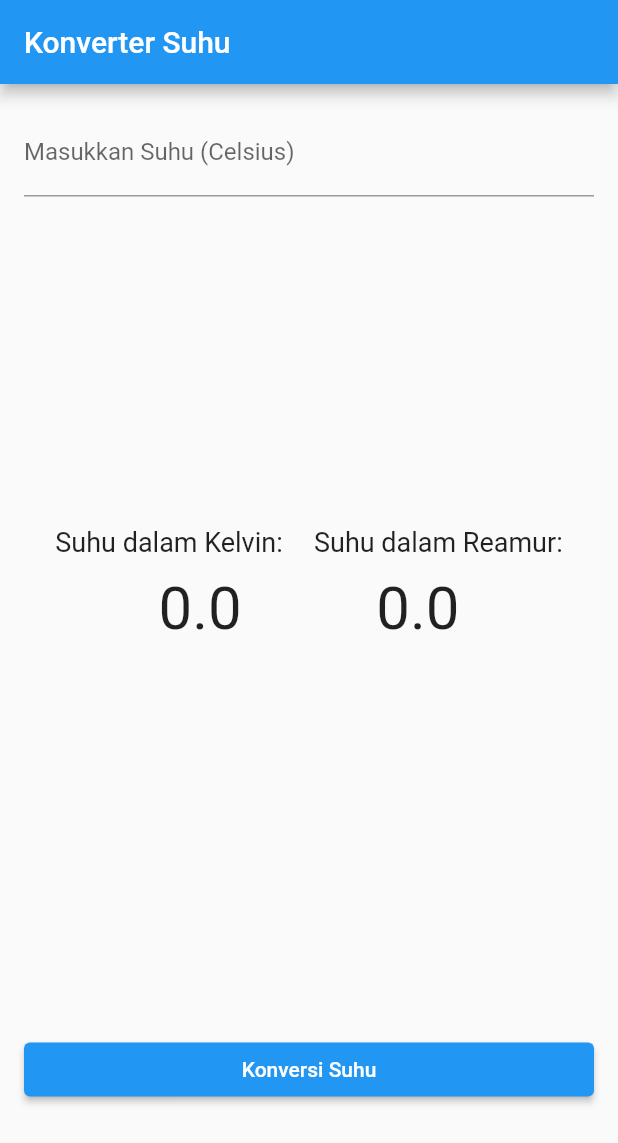
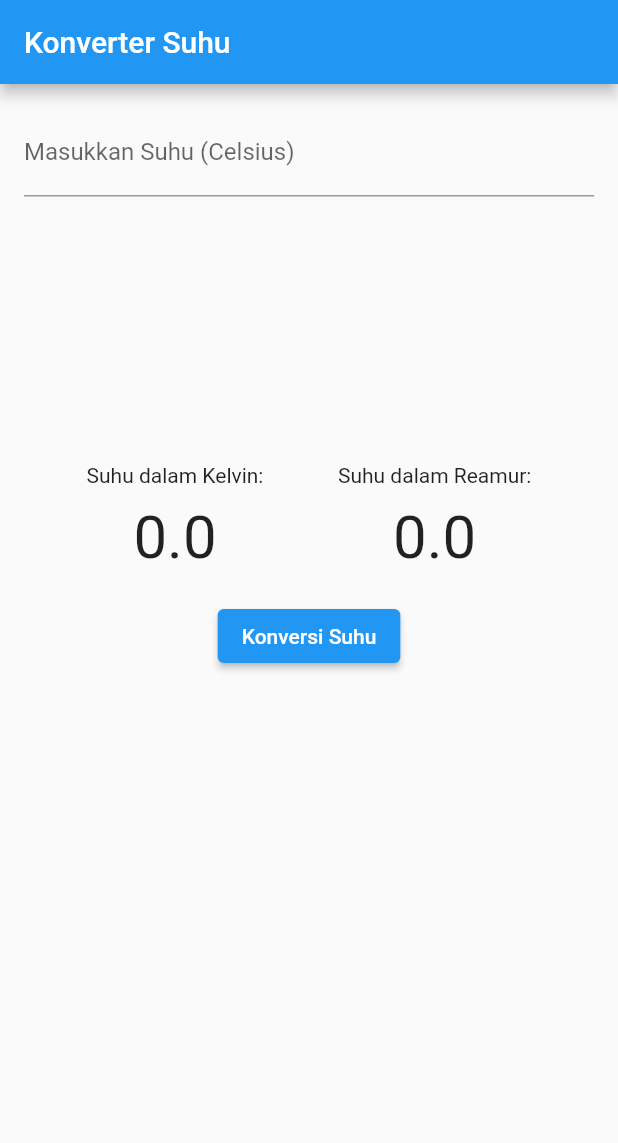
Before and after one commit to AgungA1/Mobile, a Flutter app: the screen it shows after launch, on a phone screen of 412 x 824 dp. Shown: the top 1143 px of the screen. Run offline on Flutter 3.47's test engine with Material 2 defaults, Android fonts, the phone set to English and light mode, and no system bars; our stand-ins replace carousel_slider.

Commit message:
Update to Extract Widget

```diff
--- a/widget/lib/main.dart
+++ b/widget/lib/main.dart
@@ -1,4 +1,7 @@
 import 'package:flutter/material.dart';
+import 'package:widget/widget/result.dart';
+import 'package:widget/widget/input.dart';
+import 'package:widget/widget/convert.dart';
 
 void main() => runApp(MyApp());
 
@@ -41,62 +44,26 @@ class _TemperatureConverterState extends State<TemperatureConverter> {
       ),
       body: Padding(
         padding: const EdgeInsets.all(16.0),
+        child: SingleChildScrollView(
           child: Column(
             mainAxisAlignment: MainAxisAlignment.start,
             crossAxisAlignment: CrossAxisAlignment.stretch,
             children: [
-            TextField(
+              InputWidget(
                 controller: _celsiusController,
-              keyboardType: TextInputType.numberWithOptions(decimal: true),
-              decoration: InputDecoration(
-                labelText: 'Masukkan Suhu (Celsius)',
-              ),
+                onChanged: _convertTemperature,
               ),
               SizedBox(height: 20),
-            Column(
-              children: [
-                Padding(
-                  padding: const EdgeInsets.only(top: 200),
-                  child: Row(
-                    mainAxisAlignment: MainAxisAlignment.spaceEvenly,
-                    children: [
-                      Text('Suhu dalam Kelvin:',
-                          style: TextStyle(fontSize: 18)),
-                      Text('Suhu dalam Reamur:',
-                          style: TextStyle(fontSize: 18)),
-                    ],
-                  ),
+              ResultWidget(
+                kelvinResult: _kelvinResult,
+                reamurResult: _reamurResult,
               ),
               SizedBox(height: 10),
-                Row(
-                  mainAxisAlignment: MainAxisAlignment.spaceEvenly,
-                  children: [
-                    Align(
-                      alignment: Alignment.centerLeft,
-                      child: Text('$_kelvinResult',
-                          style: TextStyle(fontSize: 40)),
-                    ),
-                    Align(
-                      alignment: Alignment.centerRight,
-                      child: Text('$_reamurResult',
-                          style: TextStyle(fontSize: 40)),
+              ConvertButton(
+                onPressed: _convertTemperature,
               ),
             ],
           ),
-              ],
-            ),
-            SizedBox(height: 10),
-            Container(
-              margin:
-                  EdgeInsets.only(top: 250), // Atur posisi top sesuai kebutuhan
-              child: ElevatedButton(
-                onPressed: () {
-                  _convertTemperature();
-                },
-                child: Text('Konversi Suhu'),
-              ),
-            ),
-          ],
         ),
       ),
     );
--- /dev/null
+++ b/widget/lib/widget/convert.dart
@@ -0,0 +1,19 @@
+import 'package:flutter/material.dart';
+
+class ConvertButton extends StatelessWidget {
+  final Function onPressed;
+
+  ConvertButton({required this.onPressed});
+
+  @override
+  Widget build(BuildContext context) {
+    return Center(
+      child: ElevatedButton(
+        onPressed: () {
+          onPressed();
+        },
+        child: Text('Konversi Suhu'),
+      ),
+    );
+  }
+}
--- /dev/null
+++ b/widget/lib/widget/input.dart
@@ -0,0 +1,22 @@
+import 'package:flutter/material.dart';
+
+class InputWidget extends StatelessWidget {
+  final TextEditingController controller;
+  final Function onChanged;
+
+  InputWidget({required this.controller, required this.onChanged});
+
+  @override
+  Widget build(BuildContext context) {
+    return TextField(
+      controller: controller,
+      keyboardType: TextInputType.numberWithOptions(decimal: true),
+      onChanged: (value) {
+        onChanged();
+      },
+      decoration: InputDecoration(
+        labelText: 'Masukkan Suhu (Celsius)',
+      ),
+    );
+  }
+}
--- /dev/null
+++ b/widget/lib/widget/result.dart
@@ -0,0 +1,42 @@
+import 'package:flutter/material.dart';
+
+class ResultWidget extends StatelessWidget {
+  final double kelvinResult;
+  final double reamurResult;
+
+  ResultWidget({required this.kelvinResult, required this.reamurResult});
+
+  @override
+  Widget build(BuildContext context) {
+    return Center(
+      child: Padding(
+        padding: const EdgeInsets.only(top: 150),
+        child: Row(
+          mainAxisAlignment: MainAxisAlignment.spaceEvenly,
+          children: [
+            Container(
+              padding: EdgeInsets.all(8),
+              child: Column(
+                children: [
+                  Text('Suhu dalam Kelvin:', style: TextStyle(fontSize: 14)),
+                  SizedBox(height: 10),
+                  Text('$kelvinResult', style: TextStyle(fontSize: 40)),
+                ],
+              ),
+            ),
+            Container(
+              padding: EdgeInsets.all(8),
+              child: Column(
+                children: [
+                  Text('Suhu dalam Reamur:', style: TextStyle(fontSize: 14)),
+                  SizedBox(height: 10),
+                  Text('$reamurResult', style: TextStyle(fontSize: 40)),
+                ],
+              ),
+            ),
+          ],
+        ),
+      ),
+    );
+  }
+}
```
Lines whose indentation alone changed are shown as unchanged.
